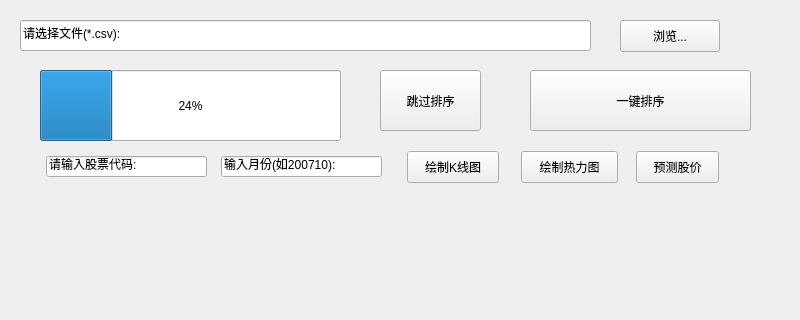
Before: the Qt Designer form mainwindow.ui in Hydrocarbon2023/MyFirstRepo-StockAnalyzer, drawn with Qt 5; both pictures show x 0 to 800 and y 0 to 320 of the 800 by 600 pixel window.
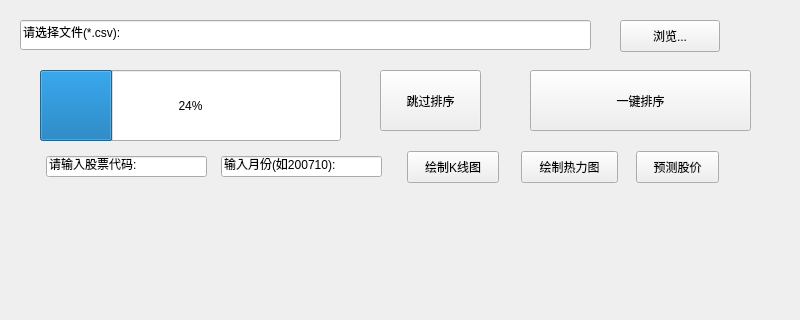
After: the same form once the commit is applied. Custom widgets are drawn as their Qt base class.

Patch:
```diff
--- a/mainwindow.ui
+++ b/mainwindow.ui
@@ -25,7 +25,7 @@
       <x>20</x>
       <y>20</y>
       <width>571</width>
-      <height>31</height>
+      <height>30</height>
      </rect>
     </property>
     <property name="text">
```
